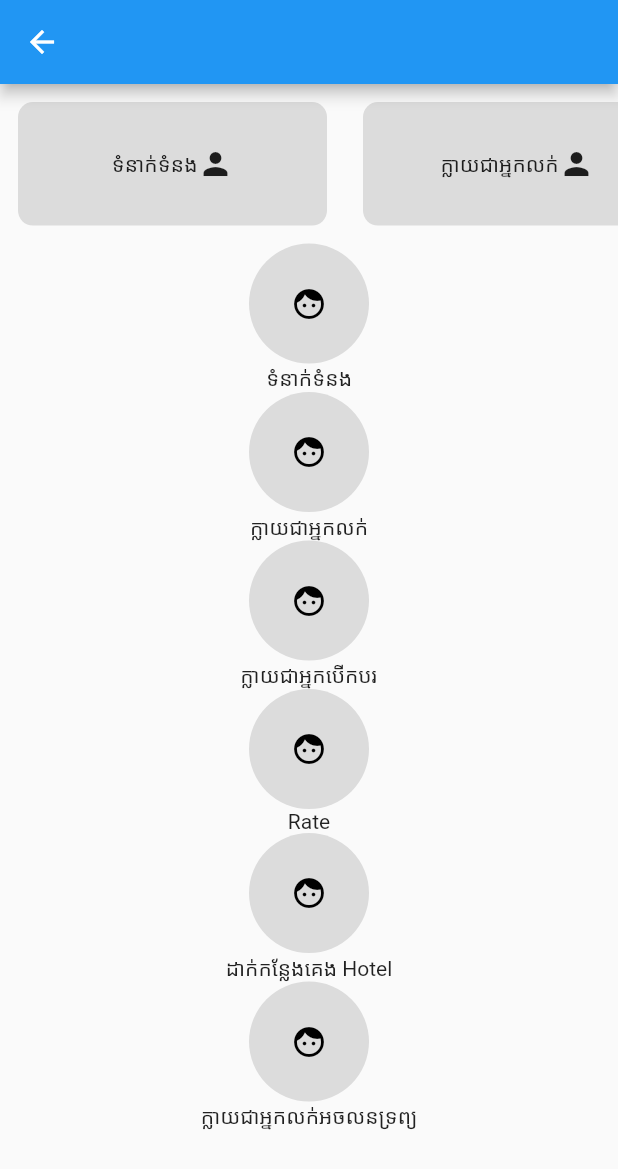
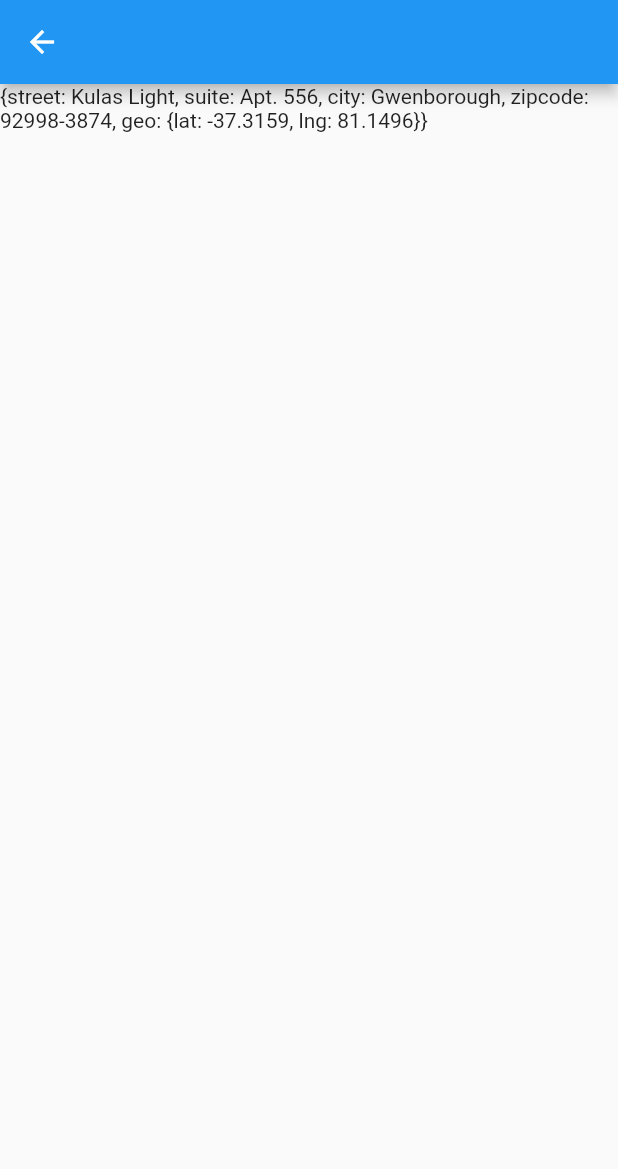
Before and after one commit to ChhailengTim/basic_getx, a Flutter app: the ScreenList screen opened directly, on a phone screen of 412 x 824 dp. Shown: the top 1169 px of the screen. Run offline on Flutter 3.47's test engine with Material 2 defaults, Android fonts, the phone set to English and light mode, and no system bars; our stand-ins replace card_swiper, carousel_slider, dio, get, youtube_player_flutter; missing offline and left inert: cool_dropdown.

Commit message:
json decode

```diff
--- a/product_app/lib/try_list/view/screen_list.dart
+++ b/product_app/lib/try_list/view/screen_list.dart
@@ -1,16 +1,37 @@
 import 'package:flutter/material.dart';
-import 'package:get/get.dart';
 
 class ScreenList extends StatelessWidget {
   const ScreenList({Key? key}) : super(key: key);
 
   @override
   Widget build(BuildContext context) {
+    List<Map<String, dynamic>> list = [
+      {
+        "id": 1,
+        "name": "Leanne Graham",
+        "username": "Bret",
+        "email": "Sincere@april.biz",
+        "address": {
+          "street": "Kulas Light",
+          "suite": "Apt. 556",
+          "city": "Gwenborough",
+          "zipcode": "92998-3874",
+          "geo": {"lat": "-37.3159", "lng": "81.1496"}
+        },
+        "phone": "1-770-736-8031 x56442",
+        "website": "hildegard.org",
+        "company": {
+          "name": "Romaguera-Crona",
+          "catchPhrase": "Multi-layered client-server neural-net",
+          "bs": "harness real-time e-markets"
+        }
+      },
+    ];
     List<String> type = [
+      'Rate',
       'ទំនាក់ទំនង',
       'ក្លាយជាអ្នកលក់',
       'ក្លាយជាអ្នកបើកបរ',
-      'Rate',
       'ដាក់កន្លែងគេង Hotel',
       'ក្លាយជាអ្នកលក់អចលនទ្រព្យ',
     ];
@@ -19,58 +40,71 @@ class ScreenList extends StatelessWidget {
       body: SafeArea(
         child: Column(
           children: [
-            SingleChildScrollView(
-              scrollDirection: Axis.horizontal,
-              child: Row(
-                children: type
-                    .asMap()
-                    .entries
-                    .map(
-                      (e) => Padding(
-                        padding: const EdgeInsets.all(12.0),
-                        child: Container(
-                          width: Get.width * .5,
-                          height: Get.height * .1,
-                          decoration: BoxDecoration(
-                            borderRadius: BorderRadius.circular(10),
-                            color: Colors.black12,
-                          ),
-                          child: Center(
-                            child: Row(
-                              mainAxisAlignment: MainAxisAlignment.center,
-                              children: [
-                                Text(e.value),
-                                const Icon(Icons.person),
-                              ],
-                            ),
-                          ),
-                        ),
-                      ),
-                    )
-                    .toList(),
+            Expanded(
+              child: ListView(
+                children: [
+                  for (var item in list) Text(item['address'].toString()),
+                ],
               ),
-            ),
-            Column(
-              children: type
-                  .asMap()
-                  .entries
-                  .map(
-                    (e) => Column(
-                      children: [
-                        const CircleAvatar(
-                          backgroundColor: Colors.black12,
-                          radius: 40,
-                          child: Icon(
-                            Icons.face,
-                            color: Colors.black,
-                          ),
-                        ),
-                        Text(e.value),
-                      ],
-                    ),
-                  )
-                  .toList(),
-            ),
+            )
+            // SingleChildScrollView(
+            //   scrollDirection: Axis.horizontal,
+            //   child: Wrap(
+            //     spacing: 8.0,
+            //     children: list
+            //         .asMap()
+            //         .entries
+            //         .map(
+            //           (e) => Padding(
+            //             padding: const EdgeInsets.all(12.0),
+            //             child: GestureDetector(
+            //               onTap: () {
+            //                 //Get.to(() => const ScreenLists());
+            //               },
+            //               child: Container(
+            //                 width: Get.width * .5,
+            //                 height: Get.height * .1,
+            //                 decoration: BoxDecoration(
+            //                   borderRadius: BorderRadius.circular(10),
+            //                   color: Colors.black12,
+            //                 ),
+            //                 child: Center(
+            //                   child: Row(
+            //                     mainAxisAlignment: MainAxisAlignment.center,
+            //                     children: [
+            //                       Text(list.length.toString()),
+            //                       const Icon(Icons.person),
+            //                     ],
+            //                   ),
+            //                 ),
+            //               ),
+            //             ),
+            //           ),
+            //         )
+            //         .toList(),
+            //   ),
+            // ),
+            // Column(
+            //   children: type
+            //       .asMap()
+            //       .entries
+            //       .map(
+            //         (e) => Column(
+            //           children: [
+            //             const CircleAvatar(
+            //               backgroundColor: Colors.black12,
+            //               radius: 40,
+            //               child: Icon(
+            //                 Icons.face,
+            //                 color: Colors.black,
+            //               ),
+            //             ),
+            //             Text(e.value),
+            //           ],
+            //         ),
+            //       )
+            //       .toList(),
+            // ),
           ],
         ),
       ),
```
Also changed, not shown: product_app/lib/try_list/view/screen_lists.dart (added, +54 -0 lines).
